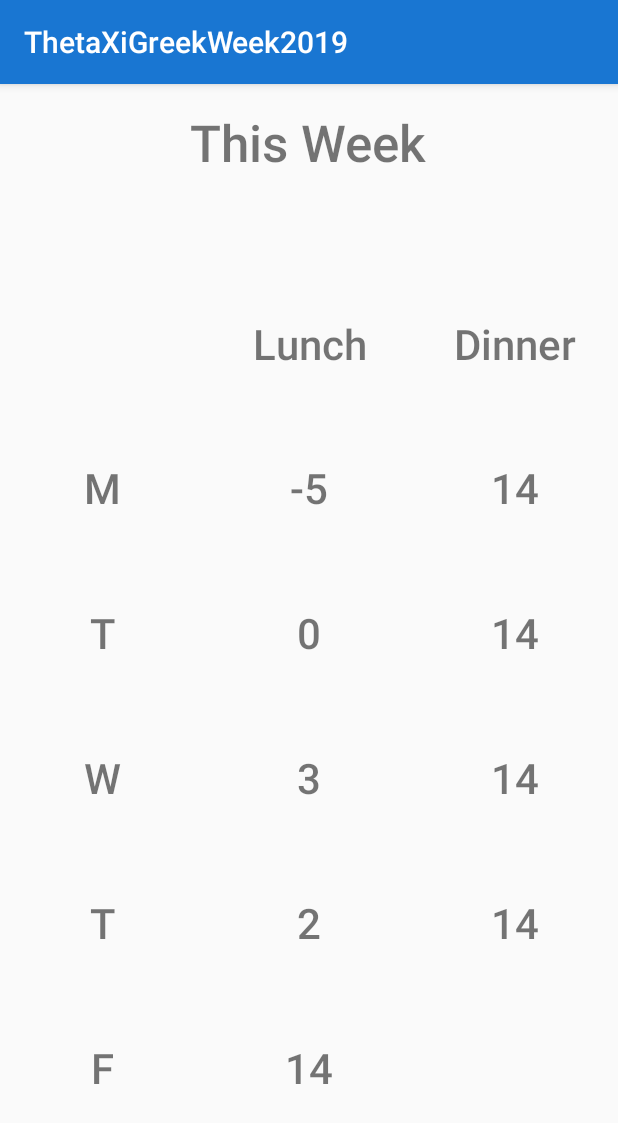
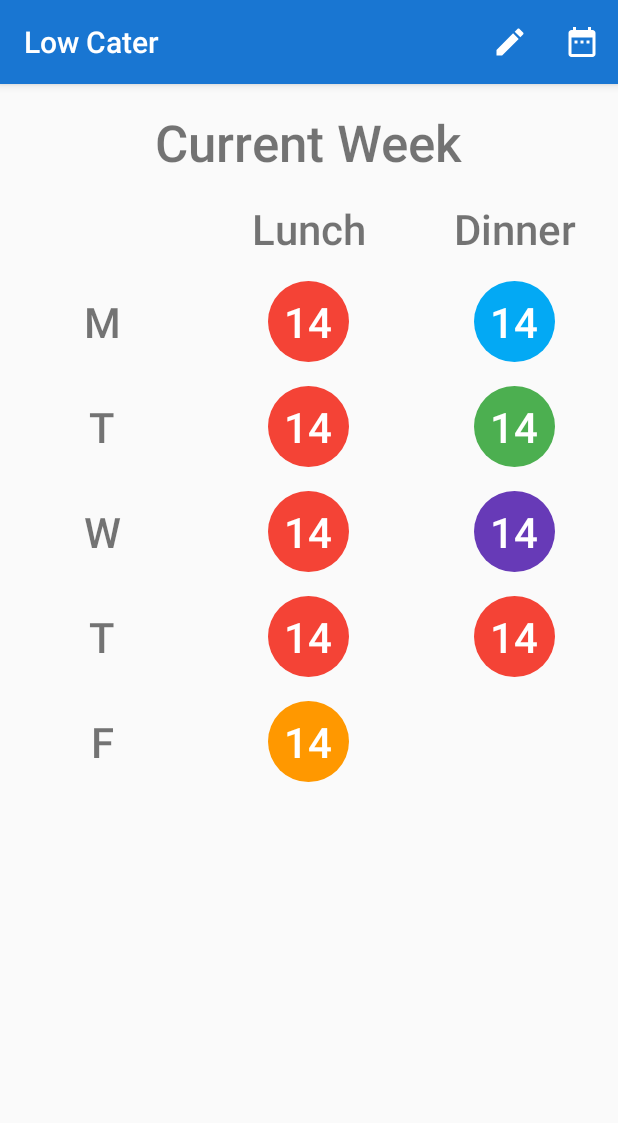
Before and after one commit to PeterSLee40/ThetaXiGreekWeekHackathon2019, an Android app: the screen it shows after launch (MainActivity), on a phone screen of 412 x 824 dp. Shown: the top 1123 px of the screen. Run offline under Robolectric (Android 15) with nearby library versions, the phone set to English and light mode, and no system bars; our stand-ins replace Firebase (no records; nobody signed in at launch, a user with empty details on screens opened directly).

Commit message:
Added Circles

```diff
--- a/app/src/main/java/com/example/peterlee/thetaxigreekweek2019/Cuisine.java
+++ b/app/src/main/java/com/example/peterlee/thetaxigreekweek2019/Cuisine.java
@@ -8,7 +8,7 @@ public enum Cuisine {
     ASIAN("Asian", "#673AB7"),
     EUROPEAN("European", "#4CAF50"),
     LATIN("Latin", "#FF9800"),
-    MIDDLE_EASTERN("Middle Eastern", "#FF5722");
+    MIDDLE_EASTERN("Middle Eastern", "#03A9F4");
 
     private final String cuisineName;
     private final String cuisineColor;
--- a/app/src/main/java/com/example/peterlee/thetaxigreekweek2019/MainActivity.java
+++ b/app/src/main/java/com/example/peterlee/thetaxigreekweek2019/MainActivity.java
@@ -1,29 +1,64 @@
 package com.example.peterlee.thetaxigreekweek2019;
 
+import android.app.DatePickerDialog;
 import android.support.v7.app.AppCompatActivity;
 import android.os.Bundle;
+import android.view.Menu;
+import java.util.Calendar;
+import java.util.Date;
 
-import com.google.firebase.database.DatabaseReference;
-import com.google.firebase.database.FirebaseDatabase;
+import android.view.MenuItem;
+import android.view.View;
+import android.widget.DatePicker;
+import android.widget.LinearLayout;
+import android.widget.TextView;
+
+//import com.google.firebase.database.DatabaseReference;
+//import com.google.firebase.database.FirebaseDatabase;
 
 //private FirebaseDatabase database;
 
-public class MainActivity extends AppCompatActivity {
+public class MainActivity extends AppCompatActivity implements DatePickerDialog.OnDateSetListener {
 
     @Override
     protected void onCreate(Bundle savedInstanceState) {
         super.onCreate(savedInstanceState);
         setContentView(R.layout.activity_main);
-        FirebaseDatabase database = FirebaseDatabase.getInstance();
-        DatabaseReference myRef = database.getReference("message");
+        //FirebaseDatabase database = FirebaseDatabase.getInstance();
+        //DatabaseReference myRef = database.getReference("message");
 
-        myRef.setValue("Hello, my dudes!");
+        //myRef.setValue("Hello, my dudes!");
     }
 
-    //
+    public void pickDate(MenuItem item) {
+        Calendar calander = Calendar.getInstance();
+        int curYear = calander.get(Calendar.YEAR);
+        int curMonth = calander.get(Calendar.MONTH);
+        int curDay = calander.get(Calendar.DAY_OF_MONTH);
 
+        DatePickerDialog datePickerDialog = new DatePickerDialog(this,
+                MainActivity.this, curYear, curMonth, curDay);
+        datePickerDialog.show();
+    }
+
+
+    @Override
+    public void onDateSet(DatePicker datePicker, int i, int i1, int i2) {
+
+    }
 
     protected void addMeal(Meal meal) {
         //add meal to firebase.
     }
+
+
+    public void setupMeals() {
+
+    }
+
+    @Override
+    public boolean onCreateOptionsMenu(Menu menu) {
+        getMenuInflater().inflate(R.menu.main_menu, menu);
+        return super.onCreateOptionsMenu(menu);
+    }
 }
--- /dev/null
+++ b/app/src/main/res/drawable/circle_american.xml
@@ -0,0 +1,6 @@
+<?xml version="1.0" encoding="utf-8"?>
+<shape xmlns:android="http://schemas.android.com/apk/res/android"
+    android:shape="oval">
+    <solid android:color="#F44336"/>
+    <size android:width="44dp" android:height="44dp"/>
+</shape>
--- /dev/null
+++ b/app/src/main/res/drawable/circle_asian.xml
@@ -0,0 +1,6 @@
+<?xml version="1.0" encoding="utf-8"?>
+<shape xmlns:android="http://schemas.android.com/apk/res/android"
+    android:shape="oval">
+    <solid android:color="#673AB7"/>
+    <size android:width="44dp" android:height="44dp"/>
+</shape>
--- /dev/null
+++ b/app/src/main/res/drawable/circle_european.xml
@@ -0,0 +1,6 @@
+<?xml version="1.0" encoding="utf-8"?>
+<shape xmlns:android="http://schemas.android.com/apk/res/android"
+    android:shape="oval">
+    <solid android:color="#4CAF50"/>
+    <size android:width="44dp" android:height="44dp"/>
+</shape>
--- /dev/null
+++ b/app/src/main/res/drawable/circle_latin.xml
@@ -0,0 +1,6 @@
+<?xml version="1.0" encoding="utf-8"?>
+<shape xmlns:android="http://schemas.android.com/apk/res/android"
+    android:shape="oval">
+    <solid android:color="#03A9F4"/>
+    <size android:width="44dp" android:height="44dp"/>
+</shape>
--- /dev/null
+++ b/app/src/main/res/drawable/circle_middle_eastern.xml
@@ -0,0 +1,6 @@
+<?xml version="1.0" encoding="utf-8"?>
+<shape xmlns:android="http://schemas.android.com/apk/res/android"
+    android:shape="oval">
+    <solid android:color="#FF9800"/>
+    <size android:width="44dp" android:height="44dp"/>
+</shape>
--- /dev/null
+++ b/app/src/main/res/drawable/ic_edit.xml
@@ -0,0 +1,5 @@
+<vector android:height="24dp" android:tint="#FFFFFF"
+    android:viewportHeight="24.0" android:viewportWidth="24.0"
+    android:width="24dp" xmlns:android="http://schemas.android.com/apk/res/android">
+    <path android:fillColor="#FF000000" android:pathData="M3,17.25V21h3.75L17.81,9.94l-3.75,-3.75L3,17.25zM20.71,7.04c0.39,-0.39 0.39,-1.02 0,-1.41l-2.34,-2.34c-0.39,-0.39 -1.02,-0.39 -1.41,0l-1.83,1.83 3.75,3.75 1.83,-1.83z"/>
+</vector>
--- a/app/src/main/res/layout/activity_main.xml
+++ b/app/src/main/res/layout/activity_main.xml
@@ -10,7 +10,7 @@
         android:id="@+id/weekTextView"
         android:layout_width="wrap_content"
         android:layout_height="wrap_content"
-        android:text="This Week"
+        android:text="@string/current_week"
         android:layout_centerHorizontal="true"
         android:layout_marginTop="16dp"
         android:textSize="34sp"
@@ -20,209 +20,261 @@
         android:layout_width="match_parent"
         android:layout_height="match_parent"
         android:orientation="horizontal"
-        android:layout_marginTop="64dp"
-        android:layout_marginBottom="64dp"
-        android:layout_below="@+id/weekTextView">
+        android:layout_marginTop="16dp"
+        android:layout_marginBottom="16dp"
+        android:layout_below="@+id/weekTextView"
+        android:baselineAligned="false">
 
-        <LinearLayout
-            android:layout_width="match_parent"
-            android:layout_height="match_parent"
-            android:orientation="vertical"
-            android:layout_weight=".33">
-
-            <TextView
-                android:layout_width="wrap_content"
-                android:layout_height="wrap_content"
-                android:layout_gravity="center_vertical|center_horizontal"
-                android:layout_weight=".16"
-                android:text=""
-                android:textSize="28sp"
-                android:fontFamily="sans-serif-medium"
-                android:gravity="center"/>
-
-            <TextView
-                android:layout_width="wrap_content"
-                android:layout_height="wrap_content"
-                android:layout_gravity="center"
-                android:text="M"
-                android:layout_weight=".16"
-                android:textSize="28sp"
-                android:fontFamily="sans-serif-medium"
-                android:gravity="center"/>
-
-            <TextView
-                android:layout_width="wrap_content"
-                android:layout_height="wrap_content"
-                android:layout_gravity="center"
-                android:text="T"
-                android:layout_weight=".16"
-                android:textSize="28sp"
-                android:fontFamily="sans-serif-medium"
-                android:gravity="center"/>
-
-            <TextView
-                android:layout_width="wrap_content"
-                android:layout_height="wrap_content"
-                android:layout_gravity="center"
-                android:text="W"
-                android:layout_weight=".16"
-                android:textSize="28sp"
-                android:fontFamily="sans-serif-medium"
-                android:gravity="center"/>
-
-            <TextView
-                android:layout_width="wrap_content"
-                android:layout_height="wrap_content"
-                android:layout_gravity="center"
-                android:text="T"
-                android:layout_weight=".16"
-                android:textSize="28sp"
-                android:fontFamily="sans-serif-medium"
-                android:gravity="center"/>
-
-            <TextView
-                android:layout_width="wrap_content"
-                android:layout_height="wrap_content"
-                android:layout_gravity="center"
-                android:text="F"
-                android:layout_weight=".16"
-                android:textSize="28sp"
-                android:fontFamily="sans-serif-medium"
-                android:gravity="center"/>
-        </LinearLayout>
-
-        <LinearLayout
-            android:layout_width="match_parent"
-            android:layout_height="match_parent"
-            android:orientation="vertical"
-            android:layout_weight=".33"
-            android:gravity="center">
-            <TextView
-                android:layout_width="wrap_content"
-                android:layout_height="wrap_content"
-                android:layout_gravity="center"
-                android:text="Lunch"
-                android:layout_weight=".16"
-                android:textSize="28sp"
-                android:fontFamily="sans-serif-medium"
-                android:gravity="center"/>
-
-            <TextView
-                android:layout_width="wrap_content"
-                android:layout_height="wrap_content"
-                android:layout_gravity="center"
-                android:text="-5"
-                android:layout_weight=".16"
-                android:textSize="28sp"
-                android:fontFamily="sans-serif-medium"
-                android:gravity="center"/>
-
-            <TextView
-                android:layout_width="wrap_content"
-                android:layout_height="wrap_content"
-                android:layout_gravity="center"
-                android:text="0"
-                android:layout_weight=".16"
-                android:textSize="28sp"
-                android:fontFamily="sans-serif-medium"
-                android:gravity="center"/>
-
-            <TextView
-                android:layout_width="wrap_content"
-                android:layout_height="wrap_content"
-                android:layout_gravity="center"
-                android:text="3"
-                android:layout_weight=".16"
-                android:textSize="28sp"
-                android:fontFamily="sans-serif-medium"
-                android:gravity="center"/>
-
-            <TextView
-                android:layout_width="wrap_content"
-                android:layout_height="wrap_content"
-                android:layout_gravity="center"
-                android:text="2"
-                android:layout_weight=".16"
-                android:textSize="28sp"
-                android:fontFamily="sans-serif-medium"
-                android:gravity="center"/>
-
-            <TextView
-                android:layout_width="wrap_content"
-                android:layout_height="wrap_content"
-                android:layout_gravity="center"
-                android:text="14"
-                android:layout_weight=".16"
-                android:textSize="28sp"
-                android:fontFamily="sans-serif-medium"
-                android:gravity="center"/>
-        </LinearLayout>
-
-        <LinearLayout
+        <RelativeLayout
+            android:id="@+id/dayOfWeekLayout"
             android:layout_width="match_parent"
             android:layout_height="match_parent"
             android:orientation="vertical"
             android:layout_weight=".33">
             <TextView
-                android:layout_width="wrap_content"
-                android:layout_height="wrap_content"
-                android:layout_gravity="center"
-                android:text="Dinner"
-                android:layout_weight=".16"
-                android:textSize="28sp"
-                android:fontFamily="sans-serif-medium"
-                android:gravity="center"/>
-
-            <TextView
-                android:layout_width="wrap_content"
-                android:layout_height="wrap_content"
-                android:layout_gravity="center"
-                android:text="14"
-                android:layout_weight=".16"
-                android:textSize="28sp"
-                android:fontFamily="sans-serif-medium"
-                android:gravity="center"/>
-
-            <TextView
-                android:layout_width="wrap_content"
-                android:layout_height="wrap_content"
-                android:layout_gravity="center"
-                android:text="14"
-                android:layout_weight=".16"
-                android:textSize="28sp"
-                android:fontFamily="sans-serif-medium"
-                android:gravity="center"/>
-
-            <TextView
-                android:layout_width="wrap_content"
-                android:layout_height="wrap_content"
-                android:layout_gravity="center"
-                android:text="14"
-                android:layout_weight=".16"
-                android:textSize="28sp"
-                android:fontFamily="sans-serif-medium"
-                android:gravity="center"/>
-
-            <TextView
-                android:layout_width="wrap_content"
-                android:layout_height="wrap_content"
-                android:layout_gravity="center"
-                android:text="14"
-                android:layout_weight=".16"
-                android:textSize="28sp"
-                android:fontFamily="sans-serif-medium"
-                android:gravity="center"/>
-
-            <TextView
+                android:id="@+id/DOWTextView"
                 android:layout_width="wrap_content"
                 android:layout_height="wrap_content"
                 android:layout_gravity="center"
                 android:text=""
-                android:layout_weight=".16"
                 android:textSize="28sp"
                 android:fontFamily="sans-serif-medium"
-                android:gravity="center"/>
-        </LinearLayout>
+                android:layout_centerHorizontal="true"/>
+
+            <TextView
+                android:id="@+id/MTextView"
+                android:layout_width="54dp"
+                android:layout_height="54dp"
+                android:layout_gravity="center"
+                android:text="@string/m"
+                android:textSize="28sp"
+                android:fontFamily="sans-serif-medium"
+                android:gravity="center"
+                android:layout_below="@id/DOWTextView"
+                android:layout_centerHorizontal="true"
+                android:layout_marginTop="16dp"/>
+
+            <TextView
+                android:id="@+id/TTextView"
+                android:layout_width="54dp"
+                android:layout_height="54dp"
+                android:layout_gravity="center"
+                android:text="@string/t"
+                android:textSize="28sp"
+                android:fontFamily="sans-serif-medium"
+                android:gravity="center"
+                android:layout_below="@id/MTextView"
+                android:layout_centerHorizontal="true"
+                android:layout_marginTop="16dp"/>
+
+            <TextView
+                android:id="@+id/WTextView"
+                android:layout_width="54dp"
+                android:layout_height="54dp"
+                android:layout_gravity="center"
+                android:text="@string/w"
+                android:textSize="28sp"
+                android:fontFamily="sans-serif-medium"
+                android:gravity="center"
+                android:layout_below="@id/TTextView"
+                android:layout_centerHorizontal="true"
+                android:layout_marginTop="16dp"/>
+
+            <TextView
+                android:id="@+id/TRTextView"
+                android:layout_width="54dp"
+                android:layout_height="54dp"
+                android:layout_gravity="center"
+                android:text="@string/t"
+                android:textSize="28sp"
+                android:fontFamily="sans-serif-medium"
+                android:gravity="center"
+                android:layout_below="@id/WTextView"
+                android:layout_centerHorizontal="true"
+                android:layout_marginTop="16dp"/>
+
+            <TextView
+                android:id="@+id/FTextView"
+                android:layout_width="54dp"
+                android:layout_height="54dp"
+                android:text="@string/f"
+                android:textSize="28sp"
+                android:gravity="center"
+                android:fontFamily="sans-serif-medium"
+                android:layout_centerHorizontal="true"
+                android:layout_marginTop="16dp"
+                android:layout_gravity="center"
+                android:layout_below="@id/TRTextView"/>
+        </RelativeLayout>
+
+        <RelativeLayout
+            android:id="@+id/lunchLayout"
+            android:layout_width="match_parent"
+            android:layout_height="match_parent"
+            android:orientation="vertical"
+            android:layout_weight=".33">
+            <TextView
+                android:id="@+id/lunchTextView"
+                android:layout_width="wrap_content"
+                android:layout_height="wrap_content"
+                android:layout_gravity="center"
+                android:text="@string/lunch"
+                android:textSize="28sp"
+                android:fontFamily="sans-serif-medium"
+                android:layout_centerHorizontal="true"/>
+
+            <TextView
+                android:id="@+id/MLTextView"
+                android:layout_width="54dp"
+                android:layout_height="54dp"
+                android:layout_gravity="center"
+                android:text="@string/sample_value"
+                android:textSize="28sp"
+                android:fontFamily="sans-serif-medium"
+                android:textColor="#fff"
+                android:gravity="center"
+                android:layout_below="@id/lunchTextView"
+                android:layout_centerHorizontal="true"
+                android:layout_marginTop="16dp"
+                android:background="@drawable/circle_american"/>
+
+            <TextView
+                android:id="@+id/TLTextView"
+                android:layout_width="54dp"
+                android:layout_height="54dp"
+                android:layout_gravity="center"
+                android:text="@string/sample_value"
+                android:textSize="28sp"
+                android:fontFamily="sans-serif-medium"
+                android:textColor="#fff"
+                android:gravity="center"
+                android:layout_below="@id/MLTextView"
+                android:layout_centerHorizontal="true"
+                android:layout_marginTop="16dp"
+                android:background="@drawable/circle_american"/>
+
+            <TextView
+                android:id="@+id/WLTextView"
+                android:layout_width="54dp"
+                android:layout_height="54dp"
+                android:layout_gravity="center"
+                android:text="@string/sample_value"
+                android:textSize="28sp"
+                android:fontFamily="sans-serif-medium"
+                android:textColor="#fff"
+                android:gravity="center"
+                android:layout_below="@id/TLTextView"
+                android:layout_centerHorizontal="true"
+                android:layout_marginTop="16dp"
+                android:background="@drawable/circle_american"/>
+
+            <TextView
+                android:id="@+id/TRLTextView"
+                android:layout_width="54dp"
+                android:layout_height="54dp"
+                android:layout_gravity="center"
+                android:text="@string/sample_value"
+                android:textSize="28sp"
+                android:fontFamily="sans-serif-medium"
+                android:textColor="#fff"
+                android:gravity="center"
+                android:layout_below="@id/WLTextView"
+                android:layout_centerHorizontal="true"
+                android:layout_marginTop="16dp"
+                android:background="@drawable/circle_american"/>
+
+            <TextView
+                android:id="@+id/FLTextView"
+                android:layout_width="54dp"
+                android:layout_height="54dp"
+                android:text="@string/sample_value"
+                android:textSize="28sp"
+                android:textColor="#fff"
+                android:gravity="center"
+                android:fontFamily="sans-serif-medium"
+                android:layout_below="@id/TRLTextView"
+                android:layout_centerHorizontal="true"
+                android:layout_marginTop="16dp"
+                android:background="@drawable/circle_middle_eastern"
+                android:layout_gravity="center"/>
+        </RelativeLayout>
+
+        <RelativeLayout
+            android:id="@+id/dinnerLayout"
+            android:layout_width="match_parent"
+            android:layout_height="match_parent"
+            android:orientation="vertical"
+            android:layout_weight=".33">
+            <TextView
+                android:id="@+id/dinnerTextView"
+                android:layout_width="wrap_content"
+                android:layout_height="wrap_content"
+                android:layout_gravity="center"
+                android:text="@string/dinner"
+                android:textSize="28sp"
+                android:fontFamily="sans-serif-medium"
+                android:layout_centerHorizontal="true"/>
+
+            <TextView
+                android:id="@+id/MDTextView"
+                android:layout_width="54dp"
+                android:layout_height="54dp"
+                android:layout_gravity="center"
+                android:text="@string/sample_value"
+                android:textSize="28sp"
+                android:fontFamily="sans-serif-medium"
+                android:textColor="#fff"
+                android:gravity="center"
+                android:layout_below="@id/dinnerTextView"
+                android:layout_centerHorizontal="true"
+                android:layout_marginTop="16dp"
+                android:background="@drawable/circle_latin"/>
+
+            <TextView
+                android:id="@+id/TDTextView"
+                android:layout_width="54dp"
+                android:layout_height="54dp"
+                android:layout_gravity="center"
+                android:text="@string/sample_value"
+                android:textSize="28sp"
+                android:fontFamily="sans-serif-medium"
+                android:textColor="#fff"
+                android:gravity="center"
+                android:layout_below="@id/MDTextView"
+                android:layout_centerHorizontal="true"
+                android:layout_marginTop="16dp"
+                android:background="@drawable/circle_european"/>
+
+            <TextView
+                android:id="@+id/WDTextView"
+                android:layout_width="54dp"
+                android:layout_height="54dp"
+                android:layout_gravity="center"
+                android:text="@string/sample_value"
+                android:textSize="28sp"
+                android:fontFamily="sans-serif-medium"
+                android:textColor="#fff"
+                android:gravity="center"
+                android:layout_below="@id/TDTextView"
+                android:layout_centerHorizontal="true"
+                android:layout_marginTop="16dp"
+                android:background="@drawable/circle_asian"/>
+
+            <TextView
+                android:id="@+id/TRDTextView"
+                android:layout_width="54dp"
+                android:layout_height="54dp"
+                android:layout_gravity="center"
+                android:text="@string/sample_value"
+                android:textSize="28sp"
+                android:fontFamily="sans-serif-medium"
+                android:textColor="#fff"
+                android:gravity="center"
+                android:layout_below="@id/WDTextView"
+                android:layout_centerHorizontal="true"
+                android:layout_marginTop="16dp"
+                android:background="@drawable/circle_american"/>
+        </RelativeLayout>
     </LinearLayout>
 
 </RelativeLayout>
--- a/app/src/main/res/menu/main_menu.xml
+++ b/app/src/main/res/menu/main_menu.xml
@@ -1,8 +1,16 @@
 <?xml version="1.0" encoding="utf-8"?>
 <menu xmlns:android="http://schemas.android.com/apk/res/android"
     xmlns:app="http://schemas.android.com/apk/res-auto">
+    <item android:id="@+id/edit_cuisine"
+        android:title="Edit Cuisine"
+        app:showAsAction="always"
+        android:icon="@drawable/ic_edit"
+        android:onClick="pickDate"
+        android:orderInCategory="100"/>
     <item android:id="@+id/pick_dates"
         android:title="Pick Week"
         app:showAsAction="always"
-        android:icon="@drawable/ic_calendar_pick"/>
+        android:icon="@drawable/ic_calendar_pick"
+        android:onClick="pickDate"
+        android:orderInCategory="101"/>
 </menu>
--- a/app/src/main/res/values/colors.xml
+++ b/app/src/main/res/values/colors.xml
@@ -2,5 +2,5 @@
 <resources>
     <color name="colorPrimary">#1976D2</color>
     <color name="colorPrimaryDark">#1565C0</color>
-    <color name="colorAccent">#4CAF50</color>
+    <color name="colorAccent">#1976D2</color>
 </resources>
--- a/app/src/main/res/values/strings.xml
+++ b/app/src/main/res/values/strings.xml
@@ -1,3 +1,11 @@
 <resources>
-    <string name="app_name">ThetaXiGreekWeek2019</string>
+    <string name="app_name">Low Cater</string>
+    <string name="dinner">Dinner</string>
+    <string name="lunch">Lunch</string>
+    <string name="f">F</string>
+    <string name="t">T</string>
+    <string name="w">W</string>
+    <string name="m">M</string>
+    <string name="current_week">Current Week</string>
+    <string name="sample_value">14</string>
 </resources>
```
